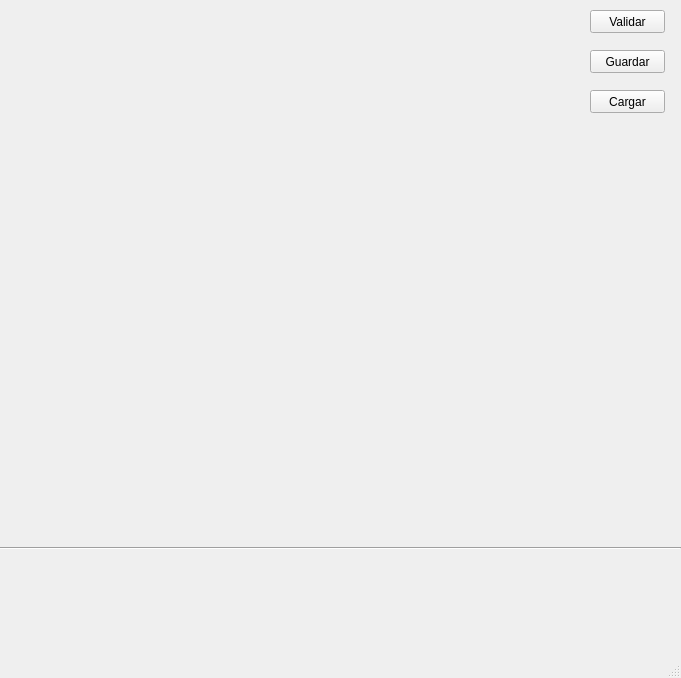
Qt form sudoku.ui (josephtk18/ProyectoSudoku) before a commit.
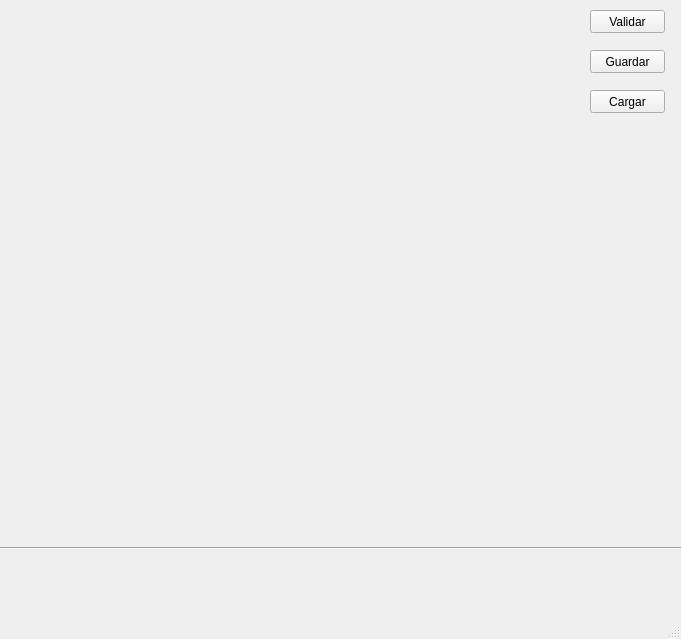
The same form after that commit.

What changed in the file:
```diff
--- a/sudoku.ui
+++ b/sudoku.ui
@@ -7,7 +7,7 @@
     <x>0</x>
     <y>0</y>
     <width>681</width>
-    <height>678</height>
+    <height>639</height>
    </rect>
   </property>
   <property name="windowTitle">
@@ -84,10 +84,10 @@
    <widget class="QWidget" name="horizontalLayoutWidget">
     <property name="geometry">
      <rect>
-      <x>10</x>
+      <x>20</x>
       <y>560</y>
-      <width>661</width>
-      <height>80</height>
+      <width>551</width>
+      <height>61</height>
      </rect>
     </property>
     <layout class="QHBoxLayout" name="gridTeclado"/>
```
